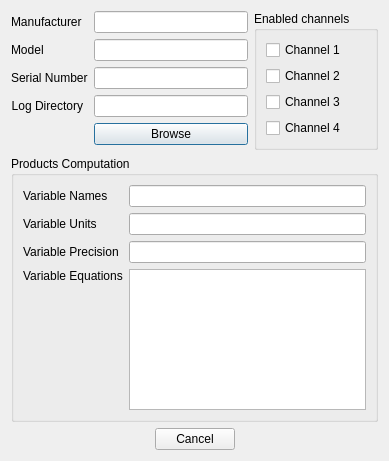
This is inlinino/resources/setup_dataq.ui in OceanOptics/Inlinino as Qt 5 draws it before an edit. The edited form follows.
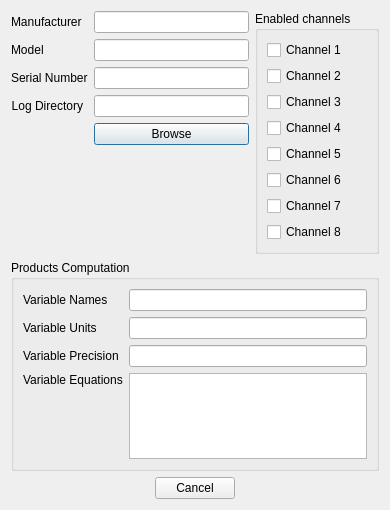
This is the edited form.

Commit message:
Added support for 8 channels with DataQ
    + Fixed Optional product fields with dataq
    +

The edit to the form file:
```diff
--- a/inlinino/resources/setup_dataq.ui
+++ b/inlinino/resources/setup_dataq.ui
@@ -9,8 +9,8 @@
    <rect>
     <x>0</x>
     <y>0</y>
-    <width>389</width>
-    <height>461</height>
+    <width>390</width>
+    <height>510</height>
    </rect>
   </property>
   <property name="windowTitle">
@@ -116,6 +116,34 @@
           </property>
          </widget>
         </item>
+        <item>
+         <widget class="QCheckBox" name="checkbox_channel5_enabled">
+          <property name="text">
+           <string>Channel 5</string>
+          </property>
+         </widget>
+        </item>
+        <item>
+         <widget class="QCheckBox" name="checkbox_channel6_enabled">
+          <property name="text">
+           <string>Channel 6</string>
+          </property>
+         </widget>
+        </item>
+        <item>
+         <widget class="QCheckBox" name="checkbox_channel7_enabled">
+          <property name="text">
+           <string>Channel 7</string>
+          </property>
+         </widget>
+        </item>
+        <item>
+         <widget class="QCheckBox" name="checkbox_channel8_enabled">
+          <property name="text">
+           <string>Channel 8</string>
+          </property>
+         </widget>
+        </item>
        </layout>
       </widget>
      </item>
```
The commit also changes 3 other files.
